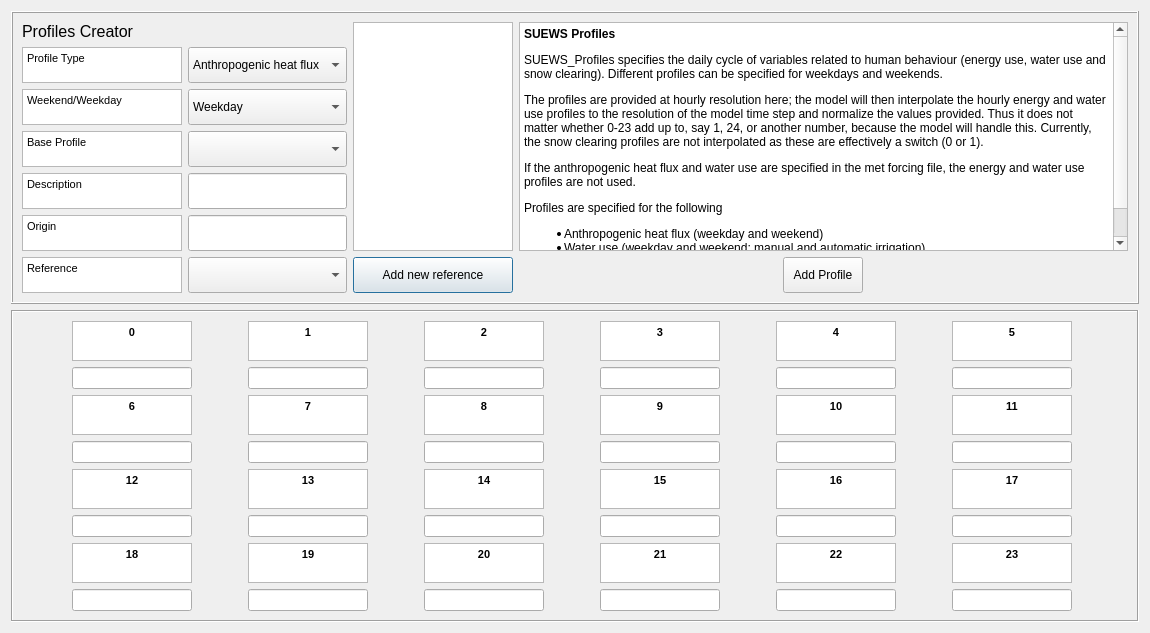
Before: the Qt Designer form tabs/urban_profiles_tab.ui in gusbacos/suews_database_manager, drawn with Qt 5.
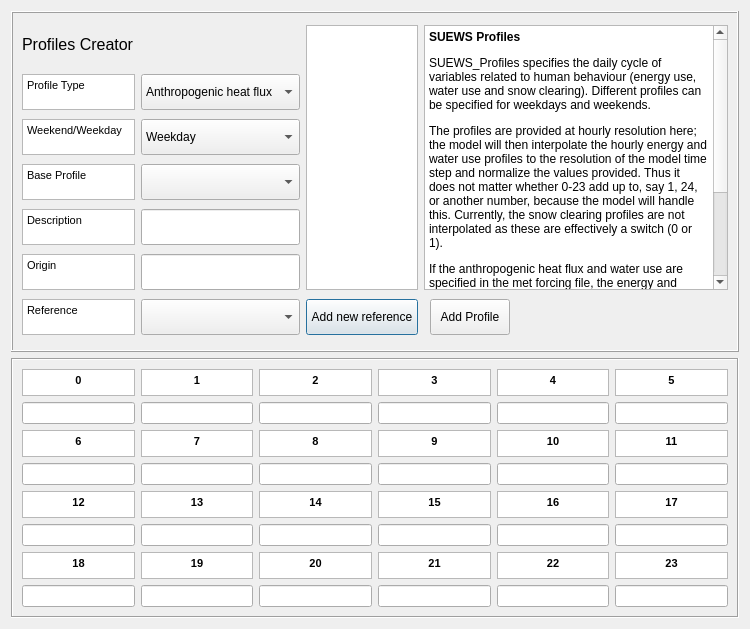
After: the same form once the commit is applied. Custom widgets are drawn as their Qt base class.

Patch:
```diff
--- a/tabs/urban_profiles_tab.ui
+++ b/tabs/urban_profiles_tab.ui
@@ -6,7 +6,7 @@
    <rect>
     <x>0</x>
     <y>0</y>
-    <width>1150</width>
+    <width>750</width>
     <height>629</height>
    </rect>
   </property>
@@ -599,6 +599,9 @@
       </item>
       <item row="2" column="1">
        <widget class="QTextBrowser" name="textBrowser_7">
+        <property name="enabled">
+         <bool>true</bool>
+        </property>
         <property name="sizePolicy">
          <sizepolicy hsizetype="Preferred" vsizetype="Preferred">
           <horstretch>0</horstretch>
@@ -608,7 +611,7 @@
         <property name="maximumSize">
          <size>
           <width>120</width>
-          <height>40</height>
+          <height>27</height>
          </size>
         </property>
         <property name="font">
@@ -637,6 +640,9 @@
       </item>
       <item row="4" column="4">
        <widget class="QTextBrowser" name="textBrowser_16">
+        <property name="enabled">
+         <bool>true</bool>
+        </property>
         <property name="sizePolicy">
          <sizepolicy hsizetype="Preferred" vsizetype="Preferred">
           <horstretch>0</horstretch>
@@ -646,7 +652,7 @@
         <property name="maximumSize">
          <size>
           <width>120</width>
-          <height>40</height>
+          <height>27</height>
          </size>
         </property>
         <property name="font">
@@ -675,6 +681,9 @@
       </item>
       <item row="2" column="4">
        <widget class="QTextBrowser" name="textBrowser_10">
+        <property name="enabled">
+         <bool>true</bool>
+        </property>
         <property name="sizePolicy">
          <sizepolicy hsizetype="Preferred" vsizetype="Preferred">
           <horstretch>0</horstretch>
@@ -684,7 +693,7 @@
         <property name="maximumSize">
          <size>
           <width>120</width>
-          <height>40</height>
+          <height>27</height>
          </size>
         </property>
         <property name="font">
@@ -745,6 +754,9 @@
       </item>
       <item row="2" column="0">
        <widget class="QTextBrowser" name="textBrowser_6">
+        <property name="enabled">
+         <bool>true</bool>
+        </property>
         <property name="sizePolicy">
          <sizepolicy hsizetype="Preferred" vsizetype="Preferred">
           <horstretch>0</horstretch>
@@ -754,7 +766,7 @@
         <property name="maximumSize">
          <size>
           <width>120</width>
-          <height>40</height>
+          <height>27</height>
          </size>
         </property>
         <property name="font">
@@ -799,6 +811,9 @@
       </item>
       <item row="6" column="5">
        <widget class="QTextBrowser" name="textBrowser_23">
+        <property name="enabled">
+         <bool>true</bool>
+        </property>
         <property name="sizePolicy">
          <sizepolicy hsizetype="Preferred" vsizetype="Preferred">
           <horstretch>0</horstretch>
@@ -808,7 +823,7 @@
         <property name="maximumSize">
          <size>
           <width>120</width>
-          <height>40</height>
+          <height>27</height>
          </size>
         </property>
         <property name="font">
@@ -837,6 +852,9 @@
       </item>
       <item row="4" column="0">
        <widget class="QTextBrowser" name="textBrowser_12">
+        <property name="enabled">
+         <bool>true</bool>
+        </property>
         <property name="sizePolicy">
          <sizepolicy hsizetype="Preferred" vsizetype="Preferred">
           <horstretch>0</horstretch>
@@ -846,7 +864,7 @@
         <property name="maximumSize">
          <size>
           <width>120</width>
-          <height>40</height>
+          <height>27</height>
          </size>
         </property>
         <property name="font">
@@ -875,6 +893,9 @@
       </item>
       <item row="2" column="2">
        <widget class="QTextBrowser" name="textBrowser_8">
+        <property name="enabled">
+         <bool>true</bool>
+        </property>
         <property name="sizePolicy">
          <sizepolicy hsizetype="Preferred" vsizetype="Preferred">
           <horstretch>0</horstretch>
@@ -884,7 +905,7 @@
         <property name="maximumSize">
          <size>
           <width>120</width>
-          <height>40</height>
+          <height>27</height>
          </size>
         </property>
         <property name="font">
@@ -913,6 +934,9 @@
       </item>
       <item row="4" column="1">
        <widget class="QTextBrowser" name="textBrowser_13">
+        <property name="enabled">
+         <bool>true</bool>
+        </property>
         <property name="sizePolicy">
          <sizepolicy hsizetype="Preferred" vsizetype="Preferred">
           <horstretch>0</horstretch>
@@ -922,7 +946,7 @@
         <property name="maximumSize">
          <size>
           <width>120</width>
-          <height>40</height>
+          <height>27</height>
          </size>
         </property>
         <property name="font">
@@ -951,6 +975,9 @@
       </item>
       <item row="0" column="2">
        <widget class="QTextBrowser" name="textBrowser_2">
+        <property name="enabled">
+         <bool>true</bool>
+        </property>
         <property name="sizePolicy">
          <sizepolicy hsizetype="Preferred" vsizetype="Preferred">
           <horstretch>0</horstretch>
@@ -960,7 +987,7 @@
         <property name="maximumSize">
          <size>
           <width>120</width>
-          <height>40</height>
+          <height>27</height>
          </size>
         </property>
         <property name="font">
@@ -1040,6 +1067,9 @@
       </item>
       <item row="0" column="3">
        <widget class="QTextBrowser" name="textBrowser_3">
+        <property name="enabled">
+         <bool>true</bool>
+        </property>
         <property name="sizePolicy">
          <sizepolicy hsizetype="Preferred" vsizetype="Preferred">
           <horstretch>0</horstretch>
@@ -1049,7 +1079,7 @@
         <property name="maximumSize">
          <size>
           <width>120</width>
-          <height>40</height>
+          <height>27</height>
          </size>
         </property>
         <property name="font">
@@ -1158,6 +1188,9 @@
       </item>
       <item row="4" column="5">
        <widget class="QTextBrowser" name="textBrowser_17">
+        <property name="enabled">
+         <bool>true</bool>
+        </property>
         <property name="sizePolicy">
          <sizepolicy hsizetype="Preferred" vsizetype="Preferred">
           <horstretch>0</horstretch>
@@ -1167,7 +1200,7 @@
         <property name="maximumSize">
          <size>
           <width>120</width>
-          <height>40</height>
+          <height>27</height>
          </size>
         </property>
         <property name="font">
@@ -1196,6 +1229,9 @@
       </item>
       <item row="0" column="5">
        <widget class="QTextBrowser" name="textBrowser_5">
+        <property name="enabled">
+         <bool>true</bool>
+        </property>
         <property name="sizePolicy">
          <sizepolicy hsizetype="Preferred" vsizetype="Preferred">
           <horstretch>0</horstretch>
@@ -1205,7 +1241,7 @@
         <property name="maximumSize">
          <size>
           <width>120</width>
-          <height>40</height>
+          <height>27</height>
          </size>
         </property>
         <property name="font">
@@ -1250,6 +1286,9 @@
       </item>
       <item row="0" column="0">
        <widget class="QTextBrowser" name="textBrowser_0">
+        <property name="enabled">
+         <bool>true</bool>
+        </property>
         <property name="sizePolicy">
          <sizepolicy hsizetype="Preferred" vsizetype="Preferred">
           <horstretch>0</horstretch>
@@ -1259,7 +1298,7 @@
         <property name="maximumSize">
          <size>
           <width>120</width>
-          <height>40</height>
+          <height>27</height>
          </size>
         </property>
         <property name="font">
@@ -1320,6 +1359,9 @@
       </item>
       <item row="2" column="5">
        <widget class="QTextBrowser" name="textBrowser_11">
+        <property name="enabled">
+         <bool>true</bool>
+        </property>
         <property name="sizePolicy">
          <sizepolicy hsizetype="Preferred" vsizetype="Preferred">
           <horstretch>0</horstretch>
@@ -1329,7 +1371,7 @@
         <property name="maximumSize">
          <size>
           <width>120</width>
-          <height>40</height>
+          <height>27</height>
          </size>
         </property>
         <property name="font">
@@ -1358,6 +1400,9 @@
       </item>
       <item row="0" column="1">
        <widget class="QTextBrowser" name="textBrowser_1">
+        <property name="enabled">
+         <bool>true</bool>
+        </property>
         <property name="sizePolicy">
          <sizepolicy hsizetype="Preferred" vsizetype="Preferred">
           <horstretch>0</horstretch>
@@ -1367,7 +1412,7 @@
         <property name="maximumSize">
          <size>
           <width>120</width>
-          <height>40</height>
+          <height>27</height>
          </size>
         </property>
         <property name="font">
@@ -1396,6 +1441,9 @@
       </item>
       <item row="6" column="4">
        <widget class="QTextBrowser" name="textBrowser_22">
+        <property name="enabled">
+         <bool>true</bool>
+        </property>
         <property name="sizePolicy">
          <sizepolicy hsizetype="Preferred" vsizetype="Preferred">
           <horstretch>0</horstretch>
@@ -1405,7 +1453,7 @@
         <property name="maximumSize">
          <size>
           <width>120</width>
-          <height>40</height>
+          <height>27</height>
          </size>
         </property>
         <property name="font">
@@ -1434,6 +1482,9 @@
       </item>
       <item row="6" column="3">
        <widget class="QTextBrowser" name="textBrowser_21">
+        <property name="enabled">
+         <bool>true</bool>
+        </property>
         <property name="sizePolicy">
          <sizepolicy hsizetype="Preferred" vsizetype="Preferred">
           <horstretch>0</horstretch>
@@ -1443,7 +1494,7 @@
         <property name="maximumSize">
          <size>
           <width>120</width>
-          <height>40</height>
+          <height>27</height>
          </size>
         </property>
         <property name="font">
@@ -1472,6 +1523,9 @@
       </item>
       <item row="2" column="3">
        <widget class="QTextBrowser" name="textBrowser_9">
+        <property name="enabled">
+         <bool>true</bool>
+        </property>
         <property name="sizePolicy">
          <sizepolicy hsizetype="Preferred" vsizetype="Preferred">
           <horstretch>0</horstretch>
@@ -1481,7 +1535,7 @@
         <property name="maximumSize">
          <size>
           <width>120</width>
-          <height>40</height>
+          <height>27</height>
          </size>
         </property>
         <property name="font">
@@ -1510,6 +1564,9 @@
       </item>
       <item row="6" column="0">
        <widget class="QTextBrowser" name="textBrowser_18">
+        <property name="enabled">
+         <bool>true</bool>
+        </property>
         <property name="sizePolicy">
          <sizepolicy hsizetype="Preferred" vsizetype="Preferred">
           <horstretch>0</horstretch>
@@ -1519,7 +1576,7 @@
         <property name="maximumSize">
          <size>
           <width>120</width>
-          <height>40</height>
+          <height>27</height>
          </size>
         </property>
         <property name="font">
@@ -1564,6 +1621,9 @@
       </item>
       <item row="6" column="1">
        <widget class="QTextBrowser" name="textBrowser_19">
+        <property name="enabled">
+         <bool>true</bool>
+        </property>
         <property name="sizePolicy">
          <sizepolicy hsizetype="Preferred" vsizetype="Preferred">
           <horstretch>0</horstretch>
@@ -1573,7 +1633,7 @@
         <property name="maximumSize">
          <size>
           <width>120</width>
-          <height>40</height>
+          <height>27</height>
          </size>
         </property>
         <property name="font">
@@ -1634,6 +1694,9 @@
       </item>
       <item row="0" column="4">
        <widget class="QTextBrowser" name="textBrowser_4">
+        <property name="enabled">
+         <bool>true</bool>
+        </property>
         <property name="sizePolicy">
          <sizepolicy hsizetype="Preferred" vsizetype="Preferred">
           <horstretch>0</horstretch>
@@ -1643,7 +1706,7 @@
         <property name="maximumSize">
          <size>
           <width>120</width>
-          <height>40</height>
+          <height>27</height>
          </size>
         </property>
         <property name="font">
@@ -1688,6 +1751,9 @@
       </item>
       <item row="4" column="2">
        <widget class="QTextBrowser" name="textBrowser_14">
+        <property name="enabled">
+         <bool>true</bool>
+        </property>
         <property name="sizePolicy">
          <sizepolicy hsizetype="Preferred" vsizetype="Preferred">
           <horstretch>0</horstretch>
@@ -1697,7 +1763,7 @@
         <property name="maximumSize">
          <size>
           <width>120</width>
-          <height>40</height>
+          <height>27</height>
          </size>
         </property>
         <property name="font">
@@ -1742,6 +1808,9 @@
       </item>
       <item row="4" column="3">
        <widget class="QTextBrowser" name="textBrowser_15">
+        <property name="enabled">
+         <bool>true</bool>
+        </property>
         <property name="sizePolicy">
          <sizepolicy hsizetype="Preferred" vsizetype="Preferred">
           <horstretch>0</horstretch>
@@ -1751,7 +1820,7 @@
         <property name="maximumSize">
          <size>
           <width>120</width>
-          <height>40</height>
+          <height>27</height>
          </size>
         </property>
         <property name="font">
@@ -1780,6 +1849,9 @@
       </item>
       <item row="6" column="2">
        <widget class="QTextBrowser" name="textBrowser_20">
+        <property name="enabled">
+         <bool>true</bool>
+        </property>
         <property name="sizePolicy">
          <sizepolicy hsizetype="Preferred" vsizetype="Preferred">
           <horstretch>0</horstretch>
@@ -1789,7 +1861,7 @@
         <property name="maximumSize">
          <size>
           <width>120</width>
-          <height>40</height>
+          <height>27</height>
          </size>
         </property>
         <property name="font">
```
